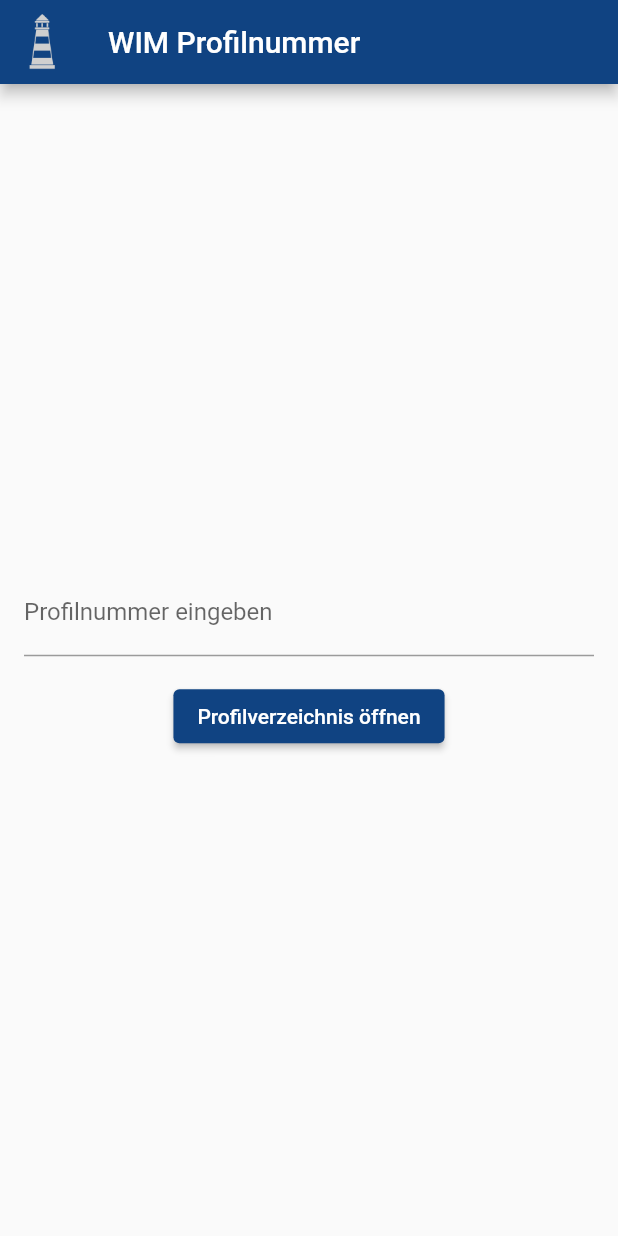
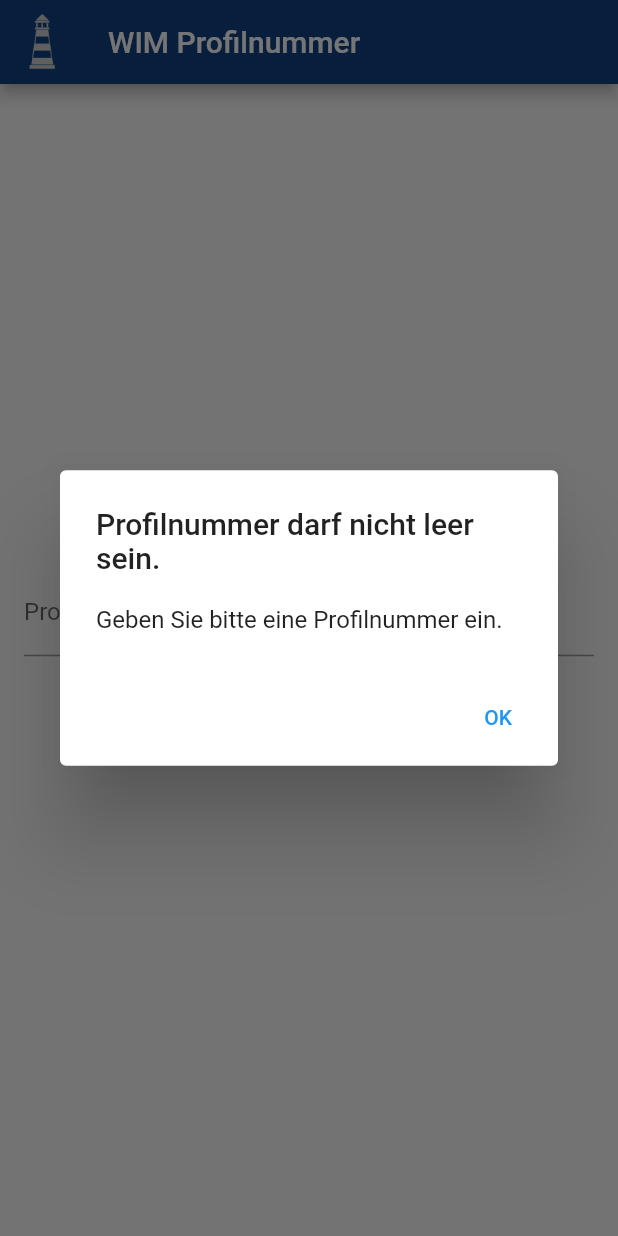
Before and after one commit to svenger87/ttp_urlcompleter, a Flutter app: the screen it shows after launch, after a tap on "Profilverzeichnis öffnen", on a phone screen of 412 x 824 dp. Run offline on Flutter 3.47's test engine with Material 2 defaults, Android fonts, the phone set to English and light mode, and no system bars.

Commit message:
Windows working.

```diff
--- a/lib/main.dart
+++ b/lib/main.dart
@@ -13,7 +13,7 @@ class MyApp extends StatelessWidget {
     return MaterialApp(
       title: 'WIM Profilnummer',
       theme: ThemeData(
-        primaryColor: Color(0xFF104382), // Set the primary color
+        primaryColor: const Color(0xFF104382),
         primarySwatch: Colors.blue,
       ),
       home: const NumberInputPage(),
@@ -32,7 +32,29 @@ class _NumberInputPageState extends State<NumberInputPage> {
   final TextEditingController _numberController = TextEditingController();
 
   void _openUrlWithNumber() async {
-    final String number = _numberController.text;
+    final String number = _numberController.text.trim();
+
+    if (number.isEmpty) {
+      showDialog(
+        context: context,
+        builder: (BuildContext context) {
+          return AlertDialog(
+            title: const Text('Profilnummer darf nicht leer sein.'),
+            content: const Text('Geben Sie bitte eine Profilnummer ein.'),
+            actions: [
+              TextButton(
+                child: const Text('OK'),
+                onPressed: () {
+                  Navigator.of(context).pop();
+                },
+              ),
+            ],
+          );
+        },
+      );
+      return;
+    }
+
     final url = 'http://wim-solution.sip.local:8081/$number';
 
     if (await canLaunch(url)) {
@@ -54,10 +76,10 @@ class _NumberInputPageState extends State<NumberInputPage> {
       appBar: AppBar(
         leading: Padding(
           padding: const EdgeInsets.all(8.0),
-          child: Image.asset('assets/leuchtturm.png'), // Replace with your logo asset
+          child: Image.asset('assets/leuchtturm.png'),
         ),
         title: const Text('WIM Profilnummer'),
-        backgroundColor: Theme.of(context).primaryColor, // Set app bar color
+        backgroundColor: Theme.of(context).primaryColor,
       ),
       body: Center(
         child: Padding(
@@ -68,13 +90,18 @@ class _NumberInputPageState extends State<NumberInputPage> {
               TextField(
                 controller: _numberController,
                 keyboardType: TextInputType.number,
-                decoration: const InputDecoration(labelText: 'Profilnummer eingeben'),
+                decoration: const InputDecoration(
+                  labelText: 'Profilnummer eingeben',
+                  hintText: 'Geben Sie eine Profilnummer ein',
+                ),
               ),
               const SizedBox(height: 16.0),
-              ElevatedButton(
+              TextButton(
                 onPressed: _openUrlWithNumber,
-                style: ElevatedButton.styleFrom(
-                  primary: Theme.of(context).primaryColor, // Set button color
+                style: TextButton.styleFrom(
+                  backgroundColor: Theme.of(context).primaryColor,
+                ).copyWith(
+                  foregroundColor: MaterialStateProperty.all<Color>(Colors.white),
                 ),
                 child: const Text('Profilverzeichnis öffnen'),
               ),
```
Also changed, not shown: 1 other file.
